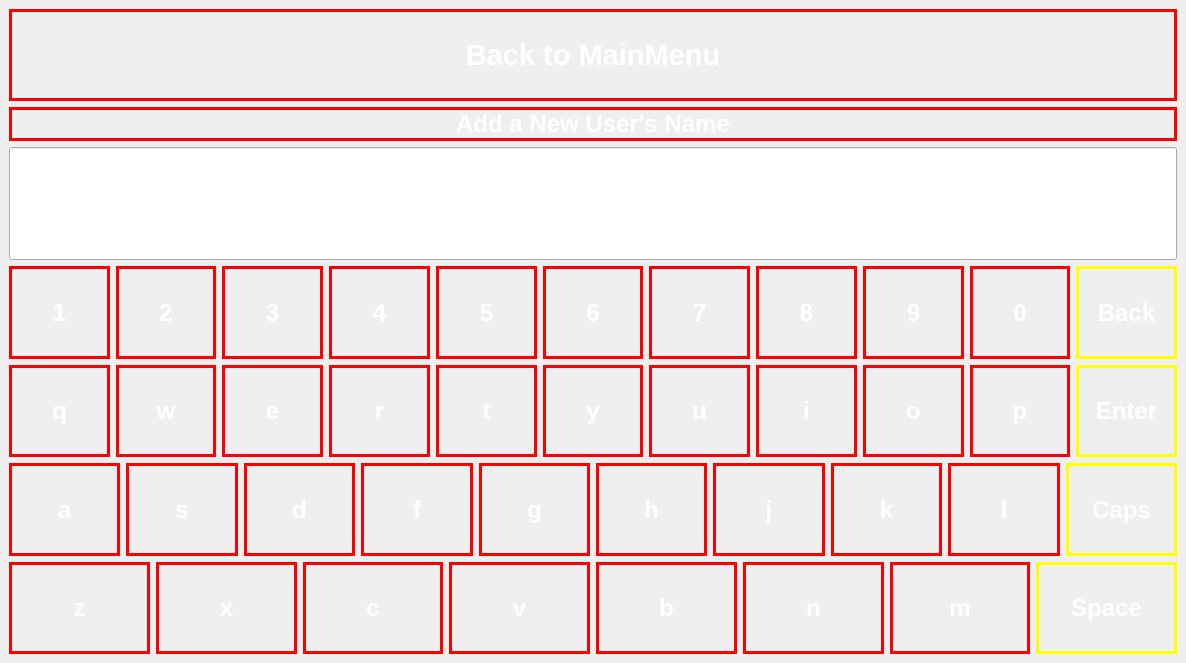
Above: name_new_user.ui from Phasor2/Anti-theft-and-Collision-Detection-Program before the change. Below: the same form after it.
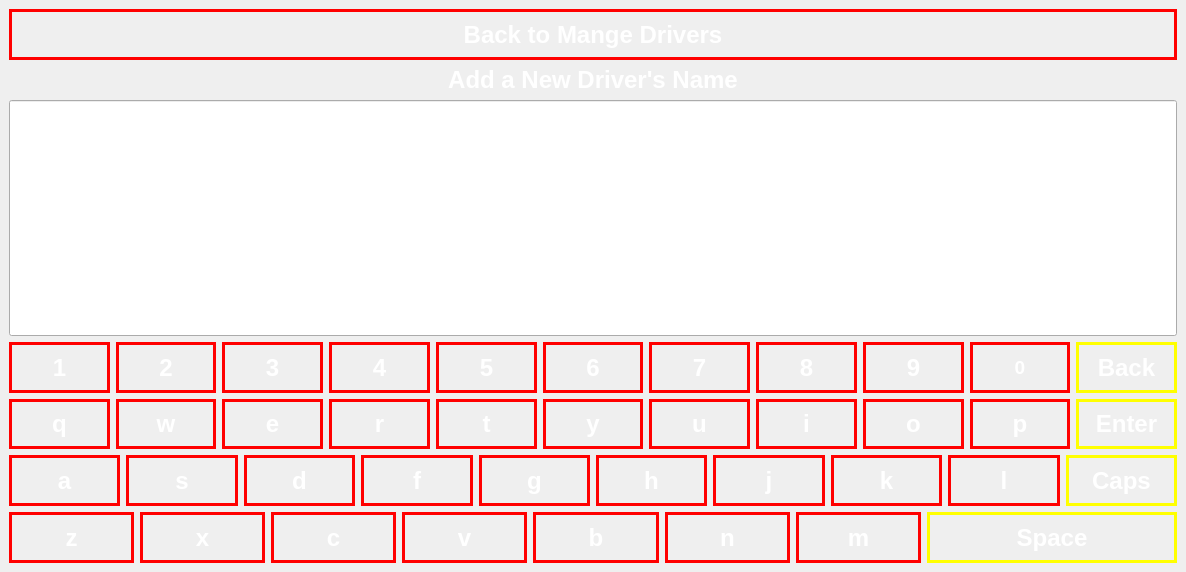
That is the form after the change. Icons and pictures are not drawn.

```diff
--- a/name_new_user.ui
+++ b/name_new_user.ui
@@ -7,7 +7,7 @@
     <x>0</x>
     <y>0</y>
     <width>1186</width>
-    <height>663</height>
+    <height>572</height>
    </rect>
   </property>
   <property name="windowTitle">
@@ -18,7 +18,7 @@
 </string>
   </property>
   <widget class="QWidget" name="centralwidget">
-   <layout class="QVBoxLayout" name="verticalLayout" stretch="3,1,3,3,3,3,3">
+   <layout class="QVBoxLayout" name="verticalLayout" stretch="3,1,5,3,3,3,3">
     <item>
      <widget class="QPushButton" name="backtomainmenu_button">
       <property name="sizePolicy">
@@ -29,7 +29,7 @@
       </property>
       <property name="font">
        <font>
-        <pointsize>22</pointsize>
+        <pointsize>18</pointsize>
         <weight>75</weight>
         <bold>true</bold>
        </font>
@@ -39,7 +39,7 @@
 border: 3px solid red;</string>
       </property>
       <property name="text">
-       <string>Back to MainMenu</string>
+       <string>Back to Mange Drivers</string>
       </property>
      </widget>
     </item>
@@ -54,10 +54,10 @@
       </property>
       <property name="styleSheet">
        <string notr="true">color: white;
-border: 3px solid red;</string>
+</string>
       </property>
       <property name="text">
-       <string>Add a New User's Name</string>
+       <string>Add a New Driver's Name</string>
       </property>
       <property name="alignment">
        <set>Qt::AlignCenter</set>
@@ -66,11 +66,17 @@
     </item>
     <item>
      <widget class="QLineEdit" name="lineEdit">
+      <property name="sizePolicy">
+       <sizepolicy hsizetype="Preferred" vsizetype="Preferred">
+        <horstretch>0</horstretch>
+        <verstretch>0</verstretch>
+       </sizepolicy>
+      </property>
       <property name="font">
        <font>
         <family>Ubuntu</family>
-        <pointsize>70</pointsize>
-        <weight>9</weight>
+        <pointsize>150</pointsize>
+        <weight>50</weight>
         <italic>false</italic>
         <bold>false</bold>
        </font>
@@ -309,7 +315,7 @@
         </property>
         <property name="font">
          <font>
-          <pointsize>18</pointsize>
+          <pointsize>14</pointsize>
           <weight>75</weight>
           <bold>true</bold>
          </font>
@@ -862,7 +868,7 @@
      </layout>
     </item>
     <item>
-     <layout class="QHBoxLayout" name="horizontalLayout_5">
+     <layout class="QHBoxLayout" name="horizontalLayout_5" stretch="1,1,1,1,1,1,1,2">
       <item>
        <widget class="QPushButton" name="bz">
         <property name="sizePolicy">
@@ -1034,7 +1040,7 @@
       <item>
        <widget class="QPushButton" name="bspace">
         <property name="sizePolicy">
-         <sizepolicy hsizetype="Minimum" vsizetype="Preferred">
+         <sizepolicy hsizetype="Preferred" vsizetype="Preferred">
           <horstretch>0</horstretch>
           <verstretch>0</verstretch>
          </sizepolicy>
```
Left out of the diff: 10 changed lines with no effect on the pictures.
